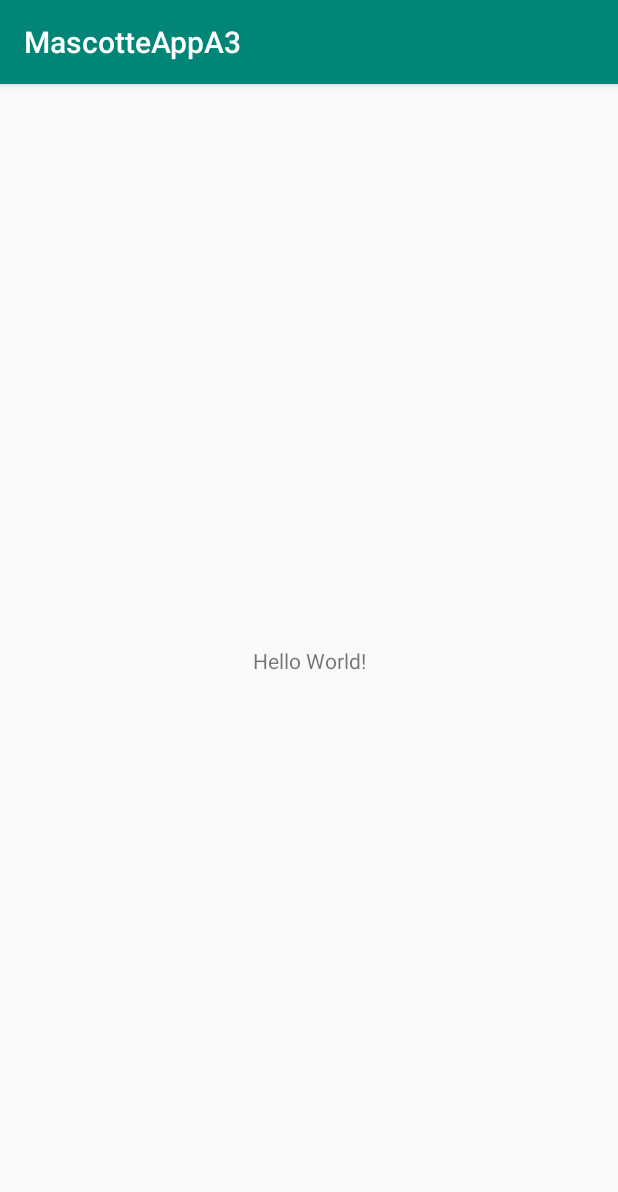
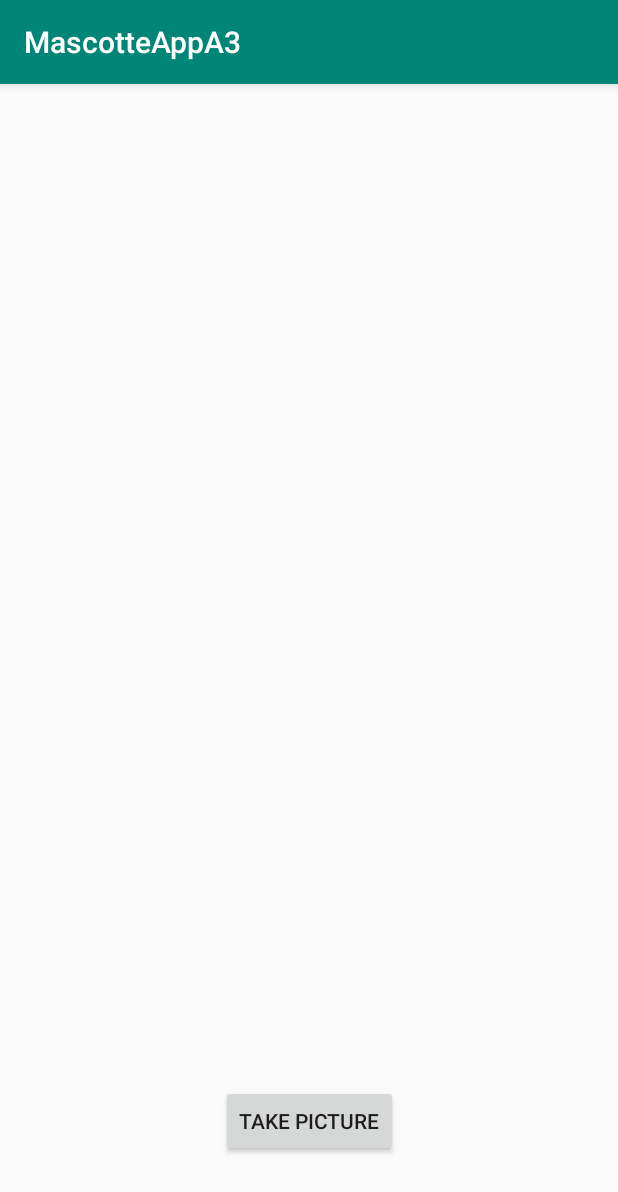
Before and after one commit to VincentDeRooij/MascotteAppA3, an Android app: the screen it shows after launch (MainActivity before the commit, CameraActivity after it), on a phone screen of 412 x 824 dp. Shown: the top 1192 px of the screen. Run offline under Robolectric (Android 15) with nearby library versions, the phone set to English and light mode, and no system bars.

Commit message:
Camera & saving of pictures
This commit contains the camera and the possibility to take and save pictures, will get merged later

```diff
--- a/app/build.gradle
+++ b/app/build.gradle
@@ -3,8 +3,8 @@ apply plugin: 'com.android.application'
 android {
     compileSdkVersion 28
     defaultConfig {
-        applicationId "com.example.mascotteappa3"
-        minSdkVersion 23
+        applicationId "com.example.photogallery"
+        minSdkVersion 28
         targetSdkVersion 28
         versionCode 1
         versionName "1.0"
@@ -22,6 +22,7 @@ dependencies {
     implementation fileTree(dir: 'libs', include: ['*.jar'])
     implementation 'com.android.support:appcompat-v7:28.0.0'
     implementation 'com.android.support.constraint:constraint-layout:1.1.3'
+    implementation 'com.android.support:design:28.0.0'
     testImplementation 'junit:junit:4.12'
     androidTestImplementation 'com.android.support.test:runner:1.0.2'
     androidTestImplementation 'com.android.support.test.espresso:espresso-core:3.0.2'
--- /dev/null
+++ b/app/src/main/java/com/example/mascotteappa3/CameraActivityPackage/CameraActivity.java
@@ -0,0 +1,147 @@
+package com.example.mascotteappa3.CameraActivityPackage;
+
+import android.Manifest;
+import android.content.Intent;
+import android.graphics.Bitmap;
+import android.graphics.BitmapFactory;
+import android.net.Uri;
+import android.os.Build;
+import android.os.Environment;
+import android.provider.MediaStore;
+import android.support.annotation.Nullable;
+import android.support.v4.content.FileProvider;
+import android.support.v7.app.AppCompatActivity;
+import android.os.Bundle;
+import android.util.Log;
+import android.view.View;
+import android.widget.Button;
+import android.widget.ImageView;
+
+import com.example.photogallery.R;
+
+import java.io.File;
+import java.io.IOException;
+import java.text.SimpleDateFormat;
+import java.util.Date;
+
+import static android.os.Environment.getExternalStoragePublicDirectory;
+
+public class CameraActivity extends AppCompatActivity {
+
+    Button btnTakePic;
+    ImageView imageView;
+    ImageView imageView1;
+    ImageView imageView2;
+    ImageView imageView3;
+    String pathToFile;
+    Integer count;
+    boolean started = true;
+
+    @Override
+    protected void onCreate(Bundle savedInstanceState) {
+
+        super.onCreate(savedInstanceState);
+        setContentView(R.layout.activity_camera);
+        btnTakePic = findViewById(R.id.btnTakePic);
+        if(Build.VERSION.SDK_INT >= 23){
+            requestPermissions(new String[]{Manifest.permission.CAMERA, Manifest.permission.WRITE_EXTERNAL_STORAGE}, 2);
+        }
+        btnTakePic.setOnClickListener(new View.OnClickListener() {
+            @Override
+            public void onClick(View v) {
+                dispatchPictureTakerAction();
+            }
+        });
+        if(!SaveImages.getInstance().isHasImage()){
+            count = 0;
+
+            imageView = findViewById(R.id.image);
+            imageView1 = findViewById(R.id.image1);
+            imageView2 = findViewById(R.id.image2);
+            imageView3 = findViewById(R.id.image3);
+            started = false;
+
+            System.out.println("start");
+        }
+        else {
+            count = SaveImages.getInstance().getCount();
+            //imageView = SaveImages.getInstance().getImageView();
+            imageView = findViewById(R.id.image);
+            imageView.setImageBitmap(SaveImages.getInstance().getBitmap());
+            imageView1 = findViewById(R.id.image1);
+            imageView1.setImageBitmap(SaveImages.getInstance().getBitmap1());
+            imageView2 = findViewById(R.id.image2);
+            imageView2.setImageBitmap(SaveImages.getInstance().getBitmap2());
+            imageView3 = findViewById(R.id.image3);
+            imageView3.setImageBitmap(SaveImages.getInstance().getBitmap3());
+        }
+
+
+
+    }
+
+
+
+    @Override
+    protected void onActivityResult(int requestCode, int resultCode, @Nullable Intent data) {
+        super.onActivityResult(requestCode, resultCode, data);
+        if(resultCode == RESULT_OK){
+            if(requestCode == 1){
+                Bitmap bitmap = BitmapFactory.decodeFile(pathToFile);
+                setImageView(bitmap);
+
+            }
+        }
+    }
+
+    private void dispatchPictureTakerAction() {
+        Intent takePic = new Intent(MediaStore.ACTION_IMAGE_CAPTURE);
+        if(takePic.resolveActivity(getPackageManager()) != null){
+            File photoFile = null;
+            photoFile = creatPhotoFile();
+            if(photoFile != null){
+                pathToFile = photoFile.getAbsolutePath();
+                Uri photoURI = FileProvider.getUriForFile(CameraActivity.this, "com.a3.cameraandroid.fileprovider", photoFile);
+                takePic.putExtra(MediaStore.EXTRA_OUTPUT, photoURI);
+                startActivityForResult(takePic, 1);
+            }
+
+        }
+    }
+
+    private File creatPhotoFile() {
+        String name = new SimpleDateFormat("yyyyMMdd_HHmmss").format(new Date());
+        File storageDir = getExternalStoragePublicDirectory(Environment.DIRECTORY_PICTURES);
+        File image = null;
+        try {
+            image = File.createTempFile(name, ".jpg", storageDir);
+        } catch (IOException e) {
+            Log.d("mylog", "Excep : " + e.toString());
+
+        }
+        return image;
+    }
+
+    private void setImageView(Bitmap bitmap){
+        if(count == 0){
+            SaveImages.getInstance().setBitmap(bitmap);
+            imageView.setImageBitmap(bitmap);
+            count++;
+        }else if(count == 1){
+            SaveImages.getInstance().setBitmap1(bitmap);
+            imageView1.setImageBitmap(bitmap);
+            count++;
+        }else if(count == 2){
+            SaveImages.getInstance().setBitmap2(bitmap);
+            imageView2.setImageBitmap(bitmap);
+            count++;
+        }else if(count ==3){
+            SaveImages.getInstance().setBitmap3(bitmap);
+            imageView3.setImageBitmap(bitmap);
+            count = 0;
+        }
+        SaveImages.getInstance().setCount(count);
+
+        SaveImages.getInstance().setHasImage(true);
+    }
+}
--- /dev/null
+++ b/app/src/main/java/com/example/mascotteappa3/CameraActivityPackage/SaveImages.java
@@ -0,0 +1,74 @@
+package com.example.mascotteappa3.CameraActivityPackage;
+
+import android.graphics.Bitmap;
+
+public class SaveImages {
+
+    private static SaveImages instance;
+
+    private boolean hasImage;
+    private Bitmap bitmap;
+    private Bitmap bitmap1;
+    private Bitmap bitmap2;
+    private Bitmap bitmap3;
+    private Integer count;
+
+    public Integer getCount() {
+        return count;
+    }
+
+    public void setCount(Integer count) {
+        this.count = count;
+    }
+
+    public Bitmap getBitmap1() {
+        return bitmap1;
+    }
+
+    public void setBitmap1(Bitmap bitmap1) {
+        this.bitmap1 = bitmap1;
+    }
+
+    public Bitmap getBitmap2() {
+        return bitmap2;
+    }
+
+    public void setBitmap2(Bitmap bitmap2) {
+        this.bitmap2 = bitmap2;
+    }
+
+    public Bitmap getBitmap3() {
+        return bitmap3;
+    }
+
+    public void setBitmap3(Bitmap bitmap3) {
+        this.bitmap3 = bitmap3;
+    }
+
+    public Bitmap getBitmap() {
+        return bitmap;
+    }
+
+    public void setBitmap(Bitmap bitmap) {
+        this.bitmap = bitmap;
+    }
+
+    public boolean isHasImage() {
+        return hasImage;
+    }
+
+    public void setHasImage(boolean hasImage) {
+        this.hasImage = hasImage;
+    }
+
+    public static SaveImages getInstance(){
+        if(instance == null){
+            instance = new SaveImages();
+        }
+        return instance;
+    }
+
+    private SaveImages(){
+        hasImage = false;
+    }
+}
--- a/app/src/main/java/com/example/mascotteappa3/MainActivity.java
+++ /dev/null
@@ -1,13 +0,0 @@
-package com.example.mascotteappa3;
-
-import android.support.v7.app.AppCompatActivity;
-import android.os.Bundle;
-
-public class MainActivity extends AppCompatActivity {
-
-    @Override
-    protected void onCreate(Bundle savedInstanceState) {
-        super.onCreate(savedInstanceState);
-        setContentView(R.layout.activity_main);
-    }
-}
--- /dev/null
+++ b/app/src/main/res/layout-land/activity_camera.xml
@@ -0,0 +1,110 @@
+<?xml version="1.0" encoding="utf-8"?>
+<android.support.constraint.ConstraintLayout xmlns:android="http://schemas.android.com/apk/res/android"
+    xmlns:app="http://schemas.android.com/apk/res-auto"
+    xmlns:tools="http://schemas.android.com/tools"
+    android:layout_width="match_parent"
+    android:layout_height="match_parent"
+    android:gravity="center"
+    tools:context="com.example.mascotteappa3.CameraActivityPackage.CameraActivity">
+
+
+    <Button
+        android:id="@+id/btnTakePic"
+        android:layout_width="wrap_content"
+        android:layout_height="wrap_content"
+        android:layout_marginStart="8dp"
+        android:layout_marginTop="8dp"
+        android:layout_marginEnd="8dp"
+        android:layout_marginBottom="8dp"
+        android:text="Take Picture"
+        app:layout_constraintBottom_toBottomOf="parent"
+        app:layout_constraintEnd_toEndOf="parent"
+        app:layout_constraintStart_toStartOf="parent"
+        app:layout_constraintTop_toTopOf="@+id/guideline2" />
+
+    <ImageView
+        android:id="@+id/image"
+        android:layout_width="0dp"
+        android:layout_height="0dp"
+        android:layout_marginStart="8dp"
+        android:layout_marginTop="8dp"
+        android:layout_marginEnd="8dp"
+        android:layout_marginBottom="8dp"
+        android:scaleType="centerCrop"
+        app:layout_constraintBottom_toTopOf="@+id/guideline"
+        app:layout_constraintEnd_toStartOf="@+id/guideline3"
+        app:layout_constraintStart_toStartOf="parent"
+        app:layout_constraintTop_toTopOf="parent" />
+
+    <ImageView
+        android:id="@+id/image1"
+        android:layout_width="0dp"
+        android:layout_height="0dp"
+        android:layout_marginStart="8dp"
+        android:layout_marginTop="8dp"
+        android:layout_marginEnd="8dp"
+        android:layout_marginBottom="8dp"
+        android:scaleType="centerCrop"
+        app:layout_constraintBottom_toTopOf="@+id/guideline"
+        app:layout_constraintEnd_toEndOf="parent"
+        app:layout_constraintStart_toStartOf="@+id/guideline3"
+        app:layout_constraintTop_toTopOf="parent" />
+
+    <ImageView
+        android:id="@+id/image2"
+        android:layout_width="0dp"
+        android:layout_height="0dp"
+        android:layout_marginStart="8dp"
+        android:layout_marginTop="8dp"
+        android:layout_marginEnd="8dp"
+        android:layout_marginBottom="8dp"
+        android:scaleType="centerCrop"
+        app:layout_constraintBottom_toBottomOf="parent"
+        app:layout_constraintEnd_toStartOf="@+id/guideline3"
+        app:layout_constraintStart_toStartOf="parent"
+        app:layout_constraintTop_toTopOf="@+id/guideline" />
+
+    <ImageView
+        android:id="@+id/image3"
+        android:layout_width="0dp"
+        android:layout_height="0dp"
+        android:layout_marginStart="8dp"
+        android:layout_marginTop="8dp"
+        android:layout_marginEnd="8dp"
+        android:layout_marginBottom="8dp"
+        android:scaleType="centerCrop"
+        app:layout_constraintBottom_toBottomOf="parent"
+        app:layout_constraintEnd_toEndOf="parent"
+        app:layout_constraintStart_toStartOf="@+id/guideline3"
+        app:layout_constraintTop_toTopOf="@+id/guideline" />
+
+    <android.support.constraint.Guideline
+        android:id="@+id/guideline"
+        android:layout_width="wrap_content"
+        android:layout_height="wrap_content"
+        android:orientation="horizontal"
+        app:layout_constraintGuide_percent="0.5" />
+
+    <android.support.constraint.Guideline
+        android:id="@+id/guideline2"
+        android:layout_width="wrap_content"
+        android:layout_height="wrap_content"
+        android:orientation="horizontal"
+        app:layout_constraintGuide_percent="0.8" />
+
+    <android.support.constraint.Guideline
+        android:id="@+id/guideline3"
+        android:layout_width="wrap_content"
+        android:layout_height="wrap_content"
+        android:orientation="vertical"
+        app:layout_constraintGuide_percent="0.5" />
+
+    <android.support.constraint.Guideline
+        android:id="@+id/guideline4"
+        android:layout_width="wrap_content"
+        android:layout_height="wrap_content"
+        android:orientation="horizontal"
+        app:layout_constraintGuide_percent="0.2" />
+
+
+</android.support.constraint.ConstraintLayout>
--- /dev/null
+++ b/app/src/main/res/layout/activity_camera.xml
@@ -0,0 +1,109 @@
+<?xml version="1.0" encoding="utf-8"?>
+<android.support.constraint.ConstraintLayout xmlns:android="http://schemas.android.com/apk/res/android"
+    xmlns:app="http://schemas.android.com/apk/res-auto"
+    xmlns:tools="http://schemas.android.com/tools"
+    android:layout_width="match_parent"
+    android:layout_height="match_parent"
+    android:gravity="center"
+    tools:context="com.example.mascotteappa3.CameraActivityPackage.CameraActivity">
+
+    <Button
+        android:id="@+id/btnTakePic"
+        android:layout_width="wrap_content"
+        android:layout_height="wrap_content"
+        android:layout_marginStart="8dp"
+        android:layout_marginTop="8dp"
+        android:layout_marginEnd="8dp"
+        android:layout_marginBottom="8dp"
+        android:text="Take Picture"
+        app:layout_constraintBottom_toBottomOf="parent"
+        app:layout_constraintEnd_toEndOf="parent"
+        app:layout_constraintStart_toStartOf="parent"
+        app:layout_constraintTop_toTopOf="@+id/guideline2" />
+
+    <ImageView
+        android:id="@+id/image"
+        android:layout_width="0dp"
+        android:layout_height="0dp"
+        android:layout_marginStart="8dp"
+        android:layout_marginTop="8dp"
+        android:layout_marginEnd="8dp"
+        android:layout_marginBottom="8dp"
+        android:scaleType="centerCrop"
+        app:layout_constraintBottom_toTopOf="@+id/guideline"
+        app:layout_constraintEnd_toStartOf="@+id/guideline3"
+        app:layout_constraintStart_toStartOf="parent"
+        app:layout_constraintTop_toTopOf="@+id/guideline4" />
+
+    <ImageView
+        android:id="@+id/image1"
+        android:layout_width="0dp"
+        android:layout_height="0dp"
+        android:layout_marginStart="8dp"
+        android:layout_marginTop="8dp"
+        android:layout_marginEnd="8dp"
+        android:layout_marginBottom="8dp"
+        android:scaleType="centerCrop"
+        app:layout_constraintBottom_toTopOf="@+id/guideline"
+        app:layout_constraintEnd_toEndOf="parent"
+        app:layout_constraintStart_toStartOf="@+id/guideline3"
+        app:layout_constraintTop_toTopOf="@+id/guideline4" />
+
+    <ImageView
+        android:id="@+id/image2"
+        android:layout_width="0dp"
+        android:layout_height="0dp"
+        android:layout_marginStart="8dp"
+        android:layout_marginTop="8dp"
+        android:layout_marginEnd="8dp"
+        android:layout_marginBottom="8dp"
+        android:scaleType="centerCrop"
+        app:layout_constraintBottom_toTopOf="@+id/guideline2"
+        app:layout_constraintEnd_toStartOf="@+id/guideline3"
+        app:layout_constraintStart_toStartOf="parent"
+        app:layout_constraintTop_toTopOf="@+id/guideline" />
+
+    <ImageView
+        android:id="@+id/image3"
+        android:layout_width="0dp"
+        android:layout_height="0dp"
+        android:layout_marginStart="8dp"
+        android:layout_marginTop="8dp"
+        android:layout_marginEnd="8dp"
+        android:layout_marginBottom="8dp"
+        android:scaleType="centerCrop"
+        app:layout_constraintBottom_toTopOf="@+id/guideline2"
+        app:layout_constraintEnd_toEndOf="parent"
+        app:layout_constraintStart_toStartOf="@+id/guideline3"
+        app:layout_constraintTop_toTopOf="@+id/guideline" />
+
+    <android.support.constraint.Guideline
+        android:id="@+id/guideline"
+        android:layout_width="wrap_content"
+        android:layout_height="wrap_content"
+        android:orientation="horizontal"
+        app:layout_constraintGuide_percent="0.5" />
+
+    <android.support.constraint.Guideline
+        android:id="@+id/guideline2"
+        android:layout_width="wrap_content"
+        android:layout_height="wrap_content"
+        android:orientation="horizontal"
+        app:layout_constraintGuide_percent="0.8" />
+
+    <android.support.constraint.Guideline
+        android:id="@+id/guideline3"
+        android:layout_width="wrap_content"
+        android:layout_height="wrap_content"
+        android:orientation="vertical"
+        app:layout_constraintGuide_percent="0.5" />
+
+    <android.support.constraint.Guideline
+        android:id="@+id/guideline4"
+        android:layout_width="wrap_content"
+        android:layout_height="wrap_content"
+        android:orientation="horizontal"
+        app:layout_constraintGuide_percent="0.2" />
+
+
+</android.support.constraint.ConstraintLayout>
--- a/app/src/main/res/layout/activity_main.xml
+++ /dev/null
@@ -1,18 +0,0 @@
-<?xml version="1.0" encoding="utf-8"?>
-<android.support.constraint.ConstraintLayout xmlns:android="http://schemas.android.com/apk/res/android"
-    xmlns:app="http://schemas.android.com/apk/res-auto"
-    xmlns:tools="http://schemas.android.com/tools"
-    android:layout_width="match_parent"
-    android:layout_height="match_parent"
-    tools:context=".MainActivity">
-
-    <TextView
-        android:layout_width="wrap_content"
-        android:layout_height="wrap_content"
-        android:text="Hello World!"
-        app:layout_constraintBottom_toBottomOf="parent"
-        app:layout_constraintLeft_toLeftOf="parent"
-        app:layout_constraintRight_toRightOf="parent"
-        app:layout_constraintTop_toTopOf="parent" />
-
-</android.support.constraint.ConstraintLayout>
--- /dev/null
+++ b/app/src/main/res/values/dimens.xml
@@ -0,0 +1,5 @@
+<resources>
+    <!-- Default screen margins, per the Android Design guidelines. -->
+    <dimen name="activity_horizontal_margin">16dp</dimen>
+    <dimen name="activity_vertical_margin">16dp</dimen>
+</resources>
--- a/app/src/main/res/values/strings.xml
+++ b/app/src/main/res/values/strings.xml
@@ -1,3 +1,7 @@
 <resources>
     <string name="app_name">MascotteAppA3</string>
+    <string name="title_activity_main2">Main2Activity</string>
+    <string name="title_home">Home</string>
+    <string name="title_dashboard">Dashboard</string>
+    <string name="title_notifications">Notifications</string>
 </resources>
--- /dev/null
+++ b/app/src/main/res/xml/file_paths.xml
@@ -0,0 +1,6 @@
+<?xml version="1.0" encoding="utf-8"?>
+<paths xmlns:android="http://schemas.android.com/apk/res/android">
+    <external-path
+        name="A3_images"
+        path="Pictures/" />
+</paths>
```
Also changed, not shown: app/src/main/AndroidManifest.xml (+18 -3 lines), 3 other files.
